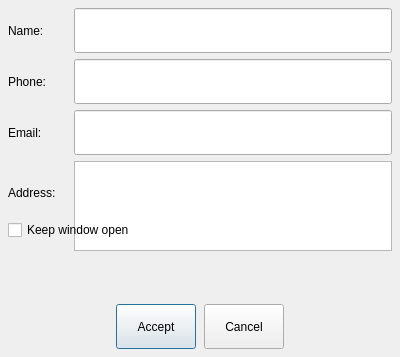
Before: the Qt Designer form src/ui/customers/customerdialog.ui in adanmercado/brookesiapos-client, drawn with Qt 5.
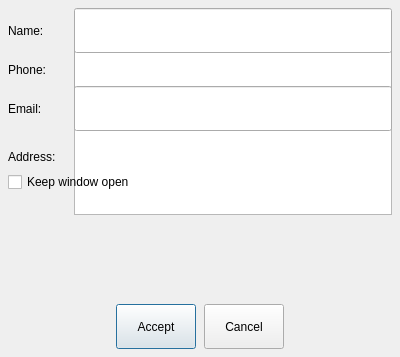
After: the same form once the commit is applied. Icons and pictures are not drawn.

Patch:
```diff
--- a/src/ui/customers/customerdialog.ui
+++ b/src/ui/customers/customerdialog.ui
@@ -193,7 +193,20 @@
     </widget>
    </item>
    <item>
-    <widget class="QLabel" name="error_label">
+    <widget class="QLabel" name="toast_success_label">
+     <property name="minimumSize">
+      <size>
+       <width>0</width>
+       <height>40</height>
+      </size>
+     </property>
+     <property name="text">
+      <string/>
+     </property>
+    </widget>
+   </item>
+   <item>
+    <widget class="QLabel" name="toast_error_label">
      <property name="minimumSize">
       <size>
        <width>0</width>
```
